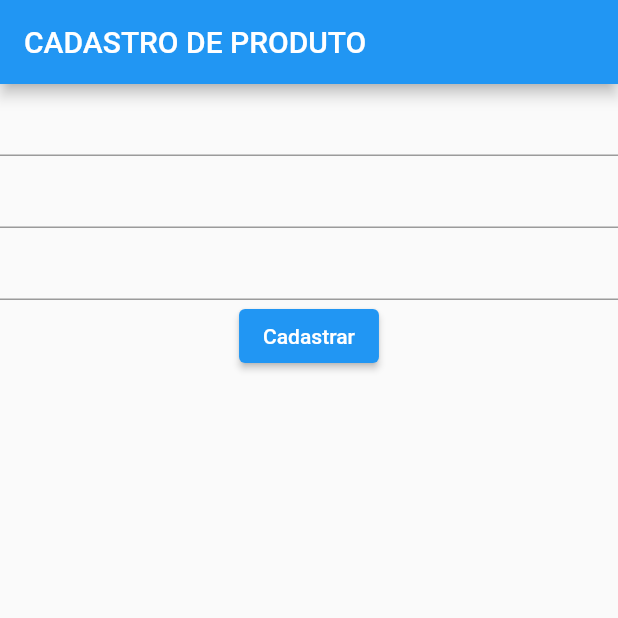
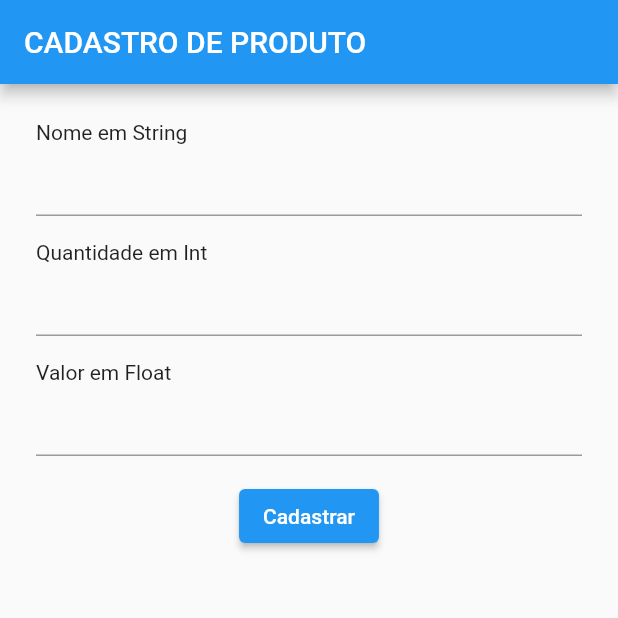
Before and after one commit to ErickBezerrar/POO-1, a Flutter app: the screen it shows after launch, after a tap on "Cadastrar", on a phone screen of 412 x 824 dp, the top half of it. Run offline on Flutter 3.47's test engine with Material 2 defaults, Android fonts, the phone set to English and light mode, and no system bars; missing offline and left inert: myapp; key blocks and very long unbroken strings in the code were emptied for the run.

Commit message:
projeto flutter tarefa6 -> adicionando rótulos aos TextField

```diff
--- a/tarefa6/lib/main.dart
+++ b/tarefa6/lib/main.dart
@@ -5,7 +5,6 @@ void main() {
 }
 
 class MyApp extends StatelessWidget {
-
   final TextEditingController _controladorNome = TextEditingController();
   final TextEditingController _controladorQuantidade = TextEditingController();
   final TextEditingController _controladorValor = TextEditingController();
@@ -17,16 +16,55 @@ class MyApp extends StatelessWidget {
         appBar: AppBar(
           title: Text('CADASTRO DE PRODUTO'),
         ),
-        body: Column(
-          children: <Widget>[
-            TextField( controller: _controladorNome,),
-            TextField( controller: _controladorQuantidade,),
-            TextField( controller: _controladorValor,),
-            ElevatedButton(
-              child: Text('Cadastrar'),
-              onPressed: () {},
-            )
-          ],
+        body: Padding(
+          padding: const EdgeInsets.all(24.0),
+          child: Column(
+            children: <Widget>[
+              Column(
+                crossAxisAlignment: CrossAxisAlignment.start,
+                children: <Widget>[
+                  Text('Nome em String'),
+                  TextField(
+                    controller: _controladorNome,
+                  ),
+                ],
+              ),
+              SizedBox(height: 16.0),
+              Column(
+                crossAxisAlignment: CrossAxisAlignment.start,
+                children: <Widget>[
+                  Text('Quantidade em Int'),
+                  TextField(
+                    controller: _controladorQuantidade,
+                  ),
+                ],
+              ),
+              SizedBox(height: 16.0),
+              Column(
+                crossAxisAlignment: CrossAxisAlignment.start,
+                children: <Widget>[
+                  Text('Valor em Float'),
+                  TextField(
+                    controller: _controladorValor,
+                  ),
+                ],
+              ),
+              SizedBox(height: 16.0),
+              ElevatedButton(
+                child: Text('Cadastrar'),
+                onPressed: () {
+                  final String nome = _controladorNome.text;
+                  final int quantidade =
+                      int.tryParse(_controladorQuantidade.text) ?? 0;
+                  final double valor =
+                      double.tryParse(_controladorValor.text) ?? 0.0;
+                  final Produto produtoNovo =
+                      Produto(nome, quantidade, valor);
+                  print(produtoNovo);
+                },
+              ),
+            ],
+          ),
         ),
       ),
     );
@@ -43,4 +81,9 @@ class Produto {
     this.quantidade,
     this.valor,
   );
+
+  @override
+  String toString() {
+    return 'Produto{nome: $nome, quantidade: $quantidade, valor: $valor}';
+  }
 }
```
